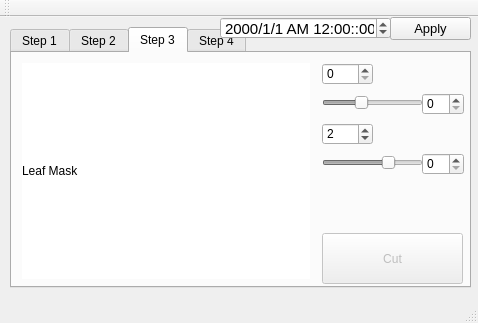
Above: mainwindow.ui from Chia-ChunHsu/NewCapture before the change. Below: the same form after it.
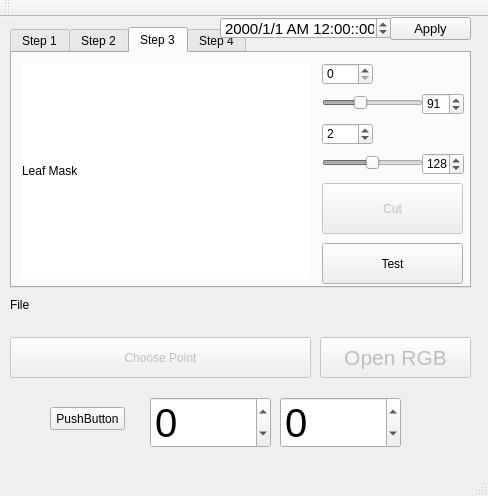
That is the form after the change. The open tabs and pages were chosen to show the change.

```diff
--- a/mainwindow.ui
+++ b/mainwindow.ui
@@ -6,8 +6,8 @@
    <rect>
     <x>0</x>
     <y>0</y>
-    <width>478</width>
-    <height>323</height>
+    <width>488</width>
+    <height>496</height>
    </rect>
   </property>
   <property name="windowTitle">
@@ -215,7 +215,7 @@
       <property name="geometry">
        <rect>
         <x>310</x>
-        <y>180</y>
+        <y>130</y>
         <width>141</width>
         <height>51</height>
        </rect>
@@ -240,7 +240,7 @@
        <number>255</number>
       </property>
       <property name="value">
-       <number>96</number>
+       <number>91</number>
       </property>
       <property name="orientation">
        <enum>Qt::Horizontal</enum>
@@ -258,6 +258,9 @@
       <property name="maximum">
        <number>255</number>
       </property>
+      <property name="value">
+       <number>91</number>
+      </property>
      </widget>
      <widget class="QSlider" name="ThresholdSlider2">
       <property name="enabled">
@@ -275,7 +278,7 @@
        <number>255</number>
       </property>
       <property name="value">
-       <number>175</number>
+       <number>128</number>
       </property>
       <property name="orientation">
        <enum>Qt::Horizontal</enum>
@@ -293,6 +296,9 @@
       <property name="maximum">
        <number>255</number>
       </property>
+      <property name="value">
+       <number>128</number>
+      </property>
      </widget>
      <widget class="QSpinBox" name="spinBoxT1">
       <property name="geometry">
@@ -323,6 +329,19 @@
        <number>2</number>
       </property>
      </widget>
+     <widget class="QPushButton" name="TestButtom">
+      <property name="geometry">
+       <rect>
+        <x>310</x>
+        <y>190</y>
+        <width>141</width>
+        <height>41</height>
+       </rect>
+      </property>
+      <property name="text">
+       <string>Test</string>
+      </property>
+     </widget>
     </widget>
     <widget class="QWidget" name="tab_3">
      <attribute name="title">
@@ -490,6 +509,61 @@
      <string>Predict by KNN</string>
     </property>
    </widget>
+   <widget class="QLabel" name="FileName">
+    <property name="geometry">
+     <rect>
+      <x>10</x>
+      <y>280</y>
+      <width>461</width>
+      <height>16</height>
+     </rect>
+    </property>
+    <property name="text">
+     <string>File</string>
+    </property>
+   </widget>
+   <widget class="QSpinBox" name="xSpinBox">
+    <property name="geometry">
+     <rect>
+      <x>150</x>
+      <y>380</y>
+      <width>121</width>
+      <height>51</height>
+     </rect>
+    </property>
+    <property name="font">
+     <font>
+      <pointsize>30</pointsize>
+     </font>
+    </property>
+    <property name="minimum">
+     <number>-10</number>
+    </property>
+    <property name="maximum">
+     <number>10</number>
+    </property>
+   </widget>
+   <widget class="QSpinBox" name="ySpinBox">
+    <property name="geometry">
+     <rect>
+      <x>280</x>
+      <y>380</y>
+      <width>121</width>
+      <height>51</height>
+     </rect>
+    </property>
+    <property name="font">
+     <font>
+      <pointsize>30</pointsize>
+     </font>
+    </property>
+    <property name="minimum">
+     <number>-10</number>
+    </property>
+    <property name="maximum">
+     <number>10</number>
+    </property>
+   </widget>
   </widget>
   <widget class="QMenuBar" name="menuBar">
    <property name="geometry">
```
Left out of the diff: 4 changed lines with no effect on the pictures.
